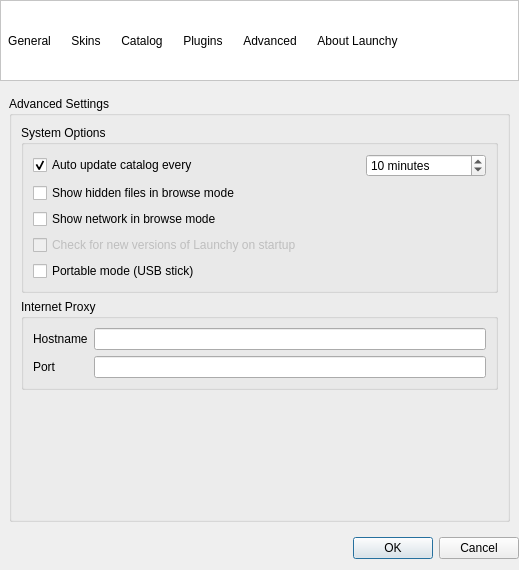
This is launchy/src/options.ui in shirosaki/Launchy as Qt 5 draws it before an edit. The edited form follows.
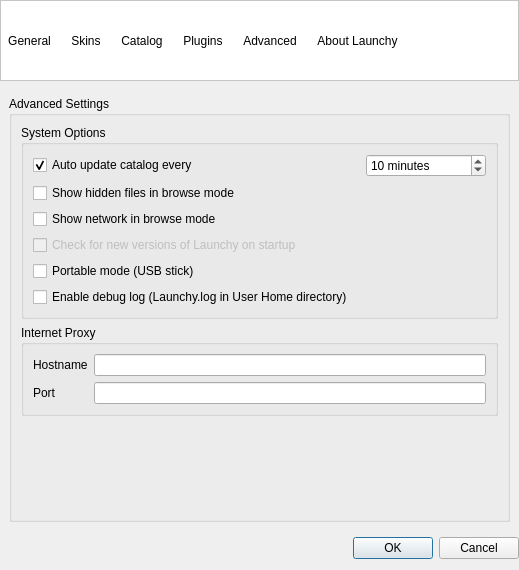
This is the edited form. The open tabs and pages were chosen to show the change. Icons and pictures are not drawn. Custom widgets are drawn as their Qt base class.

Commit message: Enable debug log file and add dialog option

Diff of the .ui file:
```diff
--- a/launchy/src/options.ui
+++ b/launchy/src/options.ui
@@ -990,6 +990,13 @@
                </property>
               </widget>
              </item>
+             <item>
+              <widget class="QCheckBox" name="genEnableDebugLog">
+               <property name="text">
+                <string>Enable debug log (Launchy.log in User Home directory)</string>
+               </property>
+              </widget>
+             </item>
             </layout>
            </widget>
           </item>
```
The commit also changes 4 other files.
